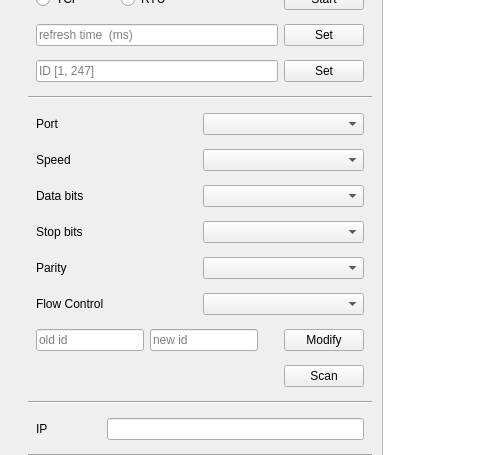
Old version of the form ModbusTestClient/modbustest.ui in the repository vijay-wang/ModbusTestClient; both pictures show x 0 to 504 and y 101 to 556 of the 1122 by 696 pixel window.
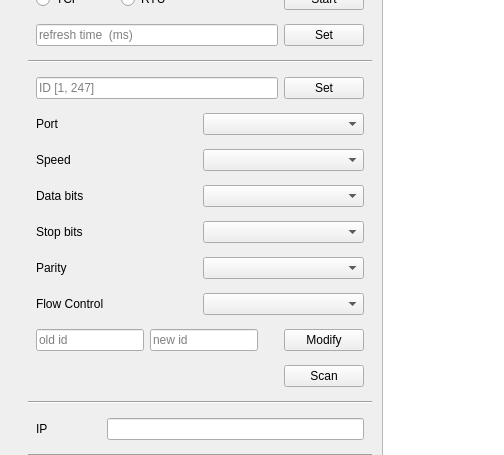
New version of the form.

What changed in the file:
```diff
--- a/ModbusTestClient/modbustest.ui
+++ b/ModbusTestClient/modbustest.ui
@@ -183,6 +183,29 @@
             </item>
            </layout>
           </item>
+         </layout>
+        </item>
+        <item>
+         <widget class="Line" name="line">
+          <property name="orientation">
+           <enum>Qt::Horizontal</enum>
+          </property>
+         </widget>
+        </item>
+        <item>
+         <layout class="QVBoxLayout" name="vLayoutRTU">
+          <property name="leftMargin">
+           <number>4</number>
+          </property>
+          <property name="topMargin">
+           <number>4</number>
+          </property>
+          <property name="rightMargin">
+           <number>4</number>
+          </property>
+          <property name="bottomMargin">
+           <number>4</number>
+          </property>
           <item>
            <layout class="QHBoxLayout" name="horizontalLayout_6">
             <property name="leftMargin">
@@ -216,29 +239,6 @@
             </item>
            </layout>
           </item>
-         </layout>
-        </item>
-        <item>
-         <widget class="Line" name="line">
-          <property name="orientation">
-           <enum>Qt::Horizontal</enum>
-          </property>
-         </widget>
-        </item>
-        <item>
-         <layout class="QVBoxLayout" name="vLayoutRTU">
-          <property name="leftMargin">
-           <number>4</number>
-          </property>
-          <property name="topMargin">
-           <number>4</number>
-          </property>
-          <property name="rightMargin">
-           <number>4</number>
-          </property>
-          <property name="bottomMargin">
-           <number>4</number>
-          </property>
           <item>
            <layout class="QHBoxLayout" name="hLayoutPort">
             <property name="leftMargin">
```
